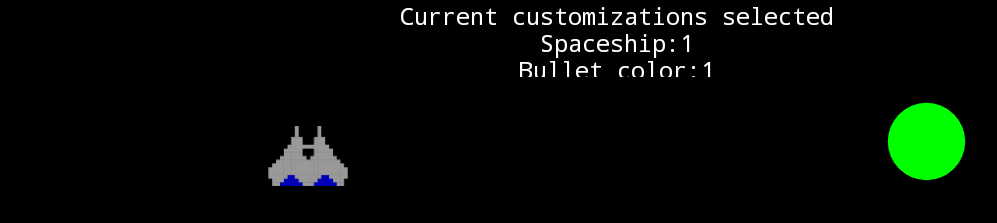
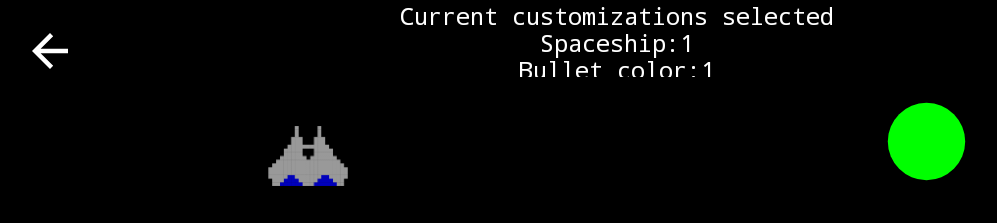
Before and after one commit to retr00h/SpaceInvaders, an Android app: the screen it shows after launch (MainActivity), after a tap on "SHIP CUSTOMIZATION", on a phone screen of 824 x 412 dp (held sideways). Shown: the top 223 px of the screen, without its empty margins (1-998 px from the left). Run offline under Robolectric (Android 15) with nearby library versions, the phone set to English and light mode, and no system bars.

Commit message:
Aggiunto un bottone per tornare indietro nella schermata di personalizzazione; corretta internalizzazione di alcune stringhe.

```diff
--- a/app/src/main/java/com/devfabiocirelli/spaceinvaders/CustomizationFragment.kt
+++ b/app/src/main/java/com/devfabiocirelli/spaceinvaders/CustomizationFragment.kt
@@ -2,15 +2,20 @@ package com.devfabiocirelli.spaceinvaders
 
 import android.graphics.Color
 import android.os.Bundle
+import android.util.Log
 import androidx.fragment.app.Fragment
 import android.view.LayoutInflater
 import android.view.View
 import android.view.ViewGroup
+import android.widget.Button
+import android.widget.ImageButton
 import android.widget.ListView
 import kotlinx.android.synthetic.main.fragment_customization.*
 import kotlinx.android.synthetic.main.fragment_customization.view.*
 
 class CustomizationFragment(private val mainActivity: MainActivity) : Fragment() {
+
+    private lateinit var backButton: ImageButton
 
     override fun onCreateView(
         inflater: LayoutInflater, container: ViewGroup?,
@@ -19,12 +24,21 @@ class CustomizationFragment(private val mainActivity: MainActivity) : Fragment()
 
         val rootView = inflater.inflate(R.layout.fragment_customization, container, false)
 
+        backButton = rootView.findViewById(R.id.imageButtonBackCustomization)
+        backButton.setOnClickListener {
+            if (mainActivity.settings.vibrations) mainActivity.vibe.vibrate(80)
+
+            val fragmentManager = this.requireActivity().supportFragmentManager
+            //Serve per tornare indietro alla pressione del tasto indietro
+            fragmentManager.popBackStack()
+        }
+
         //imposta la textView all'avvio con le personalizzazioni dell'utente salvate attualmente nel database
         val selectedCustom = mainActivity.dataBaseHelper.readCustomization()
         rootView?.textView?.text = (
-                mainActivity.applicationContext.getString(R.string.currentSelectedCustomization) + "\n"
-                        + mainActivity.applicationContext.getString(R.string.SpaceshipModel) + "${selectedCustom.ship}\n"
-                        + mainActivity.applicationContext.getString(R.string.selectedColor) + "${selectedCustom.color}")
+                mainActivity.getString(R.string.currentSelectedCustomization) + "\n"
+                        + mainActivity.getString(R.string.SpaceshipModel) + "${selectedCustom.ship}\n"
+                        + mainActivity.getString(R.string.selectedColor) + "${selectedCustom.color}")
 
         //TODO: array di immagini delle navi
         val ship = arrayOf(
@@ -86,9 +100,9 @@ class CustomizationFragment(private val mainActivity: MainActivity) : Fragment()
     private fun setText() {
         val selectedCustom = mainActivity.dataBaseHelper.readCustomization()
             textView?.text = (
-                mainActivity.applicationContext.getString(R.string.currentSelectedCustomization) + "\n"
-                        + mainActivity.applicationContext.getString(R.string.SpaceshipModel) + "${selectedCustom.ship}\n"
-                        + mainActivity.applicationContext.getString(R.string.selectedColor) + "${selectedCustom.color}")
+                mainActivity.getString(R.string.currentSelectedCustomization) + "\n"
+                        + mainActivity.getString(R.string.SpaceshipModel) + "${selectedCustom.ship}\n"
+                        + mainActivity.getString(R.string.selectedColor) + "${selectedCustom.color}")
     }
 
 
--- a/app/src/main/java/com/devfabiocirelli/spaceinvaders/ScoreFragment.kt
+++ b/app/src/main/java/com/devfabiocirelli/spaceinvaders/ScoreFragment.kt
@@ -36,15 +36,15 @@ class ScoreFragment(val mainActivity: MainActivity) : Fragment() {
         level++
 
         if(level == 6){
-            textView.setText("${mainActivity.applicationContext.getString(R.string.gameCompleted)}")
-            nextLevelButton.setText("${mainActivity.applicationContext.getString(R.string.HomePage)}")
+            textView.setText("${mainActivity.getString(R.string.gameCompleted)}")
+            nextLevelButton.setText("${mainActivity.getString(R.string.HomePage)}")
             nextLevelButton.setOnClickListener{
                 mainActivity.dataBaseHelper.updateGameData(0, 3, 2, 1, 0)
                 mainActivity.startPageFragment()
             }
         } else {
             textView.setText(
-                "${mainActivity.applicationContext.getString(R.string.CompletedText)}\n" +
+                "${mainActivity.getString(R.string.CompletedText)}\n" +
                         "score: ${score}\n" +
                         "next level: ${level}"
             )
--- a/app/src/main/java/com/devfabiocirelli/spaceinvaders/SettingsFragment.kt
+++ b/app/src/main/java/com/devfabiocirelli/spaceinvaders/SettingsFragment.kt
@@ -50,7 +50,6 @@ class SettingsFragment(private val mainActivity: MainActivity) : Fragment() {
 
                 mainActivity.settings.audio = soundSwitch.isChecked
 
-                Log.i(TAG, "Sound switch pressed")
                 mainActivity.startPageFragment.applyAudio(soundSwitch.isChecked)
                 applyAudio(soundSwitch.isChecked)
                 mainActivity.dataBaseHelper.updateSettings(soundSwitch.isChecked,
@@ -64,7 +63,6 @@ class SettingsFragment(private val mainActivity: MainActivity) : Fragment() {
 
                 mainActivity.settings.vibrations = hapticSwitch.isChecked
 
-                Log.i(TAG, "Haptic switch pressed")
                 mainActivity.dataBaseHelper.updateSettings(mainActivity.settings.audio,
                         hapticSwitch.isChecked, mainActivity.settings.locale)
             }
@@ -73,8 +71,6 @@ class SettingsFragment(private val mainActivity: MainActivity) : Fragment() {
             // e i valori in settings e nel database remoto
             languageBtn.setOnClickListener {
                 if (mainActivity.settings.vibrations) mainActivity.vibe.vibrate(80)
-
-                Log.i(TAG, "Change language button pressed")
 
                 val newLocale = when (languageBtn.text) {
                     // il testo del bottone cliccato è "Italiano", vuol dire che la lingua deve passare
@@ -85,7 +81,6 @@ class SettingsFragment(private val mainActivity: MainActivity) : Fragment() {
                     else -> Locale.ENGLISH
                 }
 
-                // TODO: il testo del toast è sempre mostrato in Inglese
                 Toast.makeText(mainActivity.applicationContext, R.string.language_will_be_applied, Toast.LENGTH_SHORT).show()
 
                 // vengono creati nuovi Settings coi valori aggiornati
@@ -104,7 +99,6 @@ class SettingsFragment(private val mainActivity: MainActivity) : Fragment() {
             backBtn.setOnClickListener {
                 if (mainActivity.settings.vibrations) mainActivity.vibe.vibrate(80)
 
-                Log.i(TAG, "Back button pressed")
                 val fragmentManager = this.requireActivity().supportFragmentManager
                 //Serve per tornare indietro alla pressione del tasto indietro
                 fragmentManager.popBackStack()
--- a/app/src/main/res/layout/fragment_customization.xml
+++ b/app/src/main/res/layout/fragment_customization.xml
@@ -42,4 +42,17 @@
         app:layout_constraintTop_toTopOf="parent" />
 
 
+    <ImageButton
+        android:id="@+id/imageButtonBackCustomization"
+        android:layout_width="wrap_content"
+        android:layout_height="wrap_content"
+        android:layout_marginLeft="16dp"
+        android:layout_marginTop="16dp"
+        android:background="@drawable/transparent_button"
+        android:src="@drawable/ic_baseline_arrow_back_36"
+        android:tint="@drawable/button_text_color"
+        app:layout_constraintStart_toStartOf="parent"
+        app:layout_constraintTop_toTopOf="parent" />
+
+
 </androidx.constraintlayout.widget.ConstraintLayout>
--- a/app/src/main/res/values/strings.xml
+++ b/app/src/main/res/values/strings.xml
@@ -6,7 +6,6 @@
     <string name="language_name">English</string>
     <string name="language_text">Language</string>
     <string name="startButton">Start</string>
-    <string name="gameTitle" translatable="false">Space Invaders</string>
     <string name="language_will_be_applied">Language preference updated, they will be applied by changing window.</string>
     <!-- TODO: Remove or change this placeholder text -->
     <string name="resume_game">Resume game</string>
@@ -21,7 +20,6 @@
     <string name="currentSelectedCustomization">Current customizations selected</string>
     <string name="SpaceshipModel">Spaceship:</string>
     <string name="selectedColor">Bullet color:</string>
-    <string name="Fire">Fire</string>
     <string name="LevelText">"Level "</string>
     <string name="livesText">"Lives "</string>
     <string name="scoreText">"Score "</string>
```
Also changed, not shown: 1 other file.
